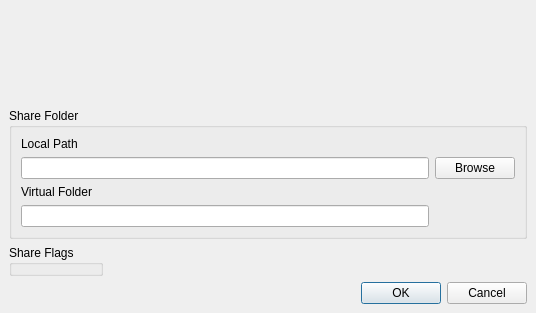
The window that retroshare-gui/src/gui/ShareDialog.ui (RetroShare/RetroShare) describes before a commit, drawn with Qt 5.
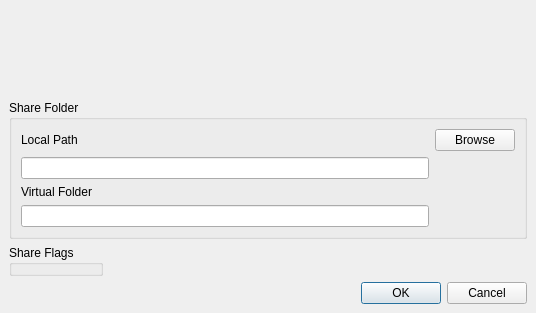
The same window after the commit. Icons and pictures are not drawn. Custom widgets are drawn as their Qt base class.

```diff
--- a/retroshare-gui/src/gui/ShareDialog.ui
+++ b/retroshare-gui/src/gui/ShareDialog.ui
@@ -17,8 +17,17 @@
    <iconset resource="images.qrc">
     <normaloff>:/images/logo/logo_16.png</normaloff>:/images/logo/logo_16.png</iconset>
   </property>
-  <layout class="QGridLayout" name="gridLayout_3">
-   <property name="margin">
+  <layout class="QGridLayout">
+   <property name="leftMargin">
+    <number>0</number>
+   </property>
+   <property name="topMargin">
+    <number>0</number>
+   </property>
+   <property name="rightMargin">
+    <number>0</number>
+   </property>
+   <property name="bottomMargin">
     <number>0</number>
    </property>
    <property name="spacing">
@@ -38,7 +47,7 @@
     </widget>
    </item>
    <item row="1" column="0">
-    <widget class="QFrame" name="frame_2">
+    <widget class="QFrame" name="mainFrame">
      <property name="frameShape">
       <enum>QFrame::NoFrame</enum>
      </property>
@@ -51,24 +60,8 @@
         <property name="title">
          <string>Share Folder</string>
         </property>
-        <layout class="QVBoxLayout" name="verticalLayout_2">
-         <item>
-          <layout class="QGridLayout" name="gridLayout_4">
-           <item row="0" column="0">
-            <widget class="QLabel" name="label">
-             <property name="text">
-              <string>Local Path</string>
-             </property>
-            </widget>
-           </item>
-           <item row="1" column="0">
-            <widget class="QLineEdit" name="localpath_lineEdit">
-             <property name="readOnly">
-              <bool>true</bool>
-             </property>
-            </widget>
-           </item>
-           <item row="1" column="1">
+        <layout class="QGridLayout" name="shareFolderGBoxGLayout">
+         <item row="0" column="1">
             <widget class="QPushButton" name="browseButton">
              <property name="minimumSize">
               <size>
@@ -100,10 +93,22 @@
              </property>
             </widget>
            </item>
+         <item row="1" column="0">
+          <widget class="QLineEdit" name="localPath_lineEdit">
+           <property name="readOnly">
+            <bool>true</bool>
+           </property>
+          </widget>
+         </item>
+         <item row="0" column="0">
+          <widget class="QLabel" name="localPath_label">
+           <property name="text">
+            <string>Local Path</string>
+           </property>
+          </widget>
+         </item>
            <item row="3" column="0">
-            <widget class="QLineEdit" name="virtualpath_lineEdit"/>
-           </item>
-          </layout>
+          <widget class="QLineEdit" name="virtualPath_lineEdit"/>
          </item>
         </layout>
        </widget>
```
Left out of the diff: 14 changed lines with no effect on the pictures. Lines whose indentation alone changed are shown as unchanged.
